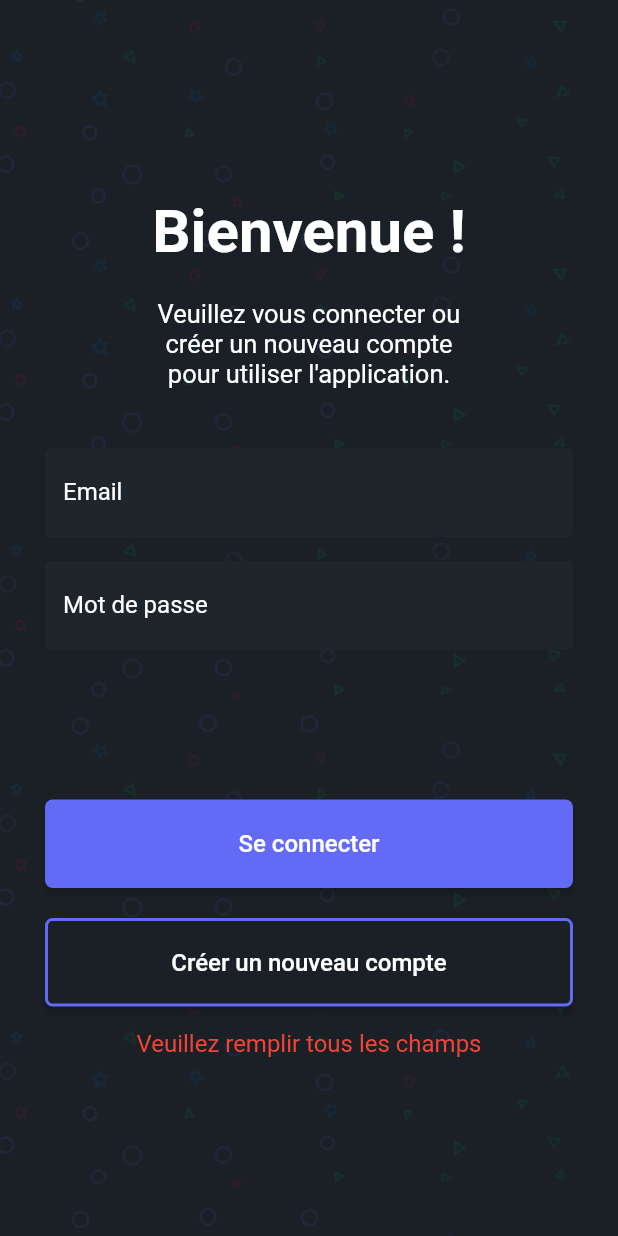
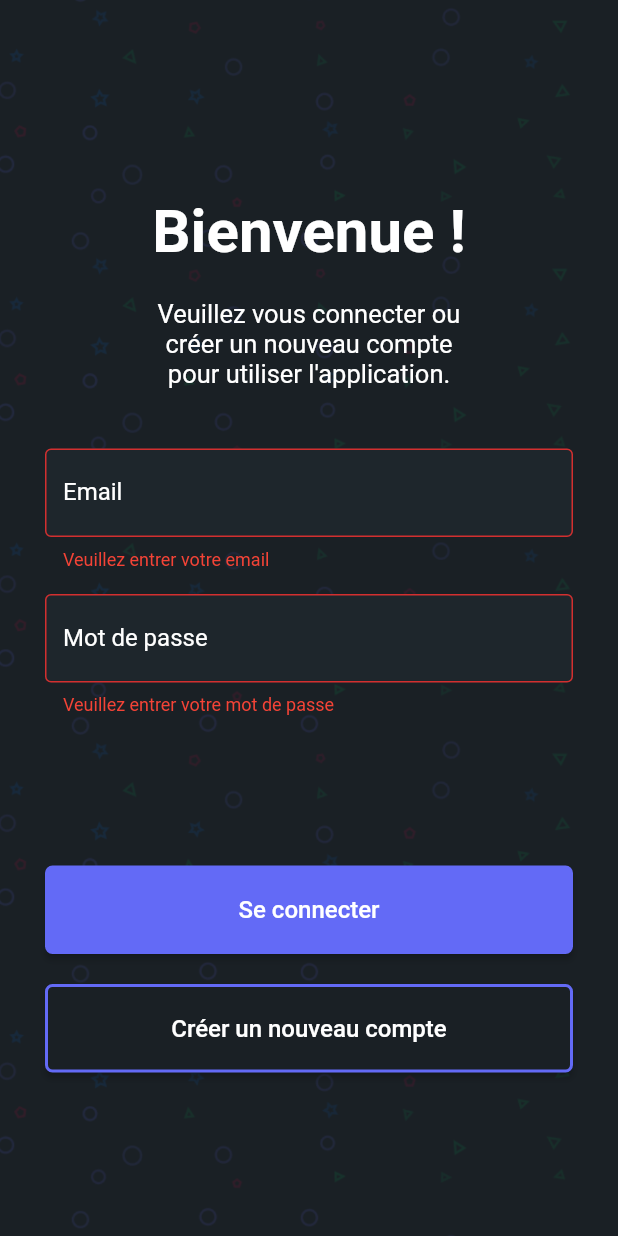
Before and after one commit to adamHassanBR/projet_flutter, a Flutter app: the screen it shows after launch, after a tap on "Se connecter", on a phone screen of 412 x 824 dp. Run offline on Flutter 3.47's test engine with Material 2 defaults, Android fonts, the phone set to English and light mode, and no system bars; our stand-ins replace bloc, firebase_auth, firebase_core, firebase_database, flutter_svg, logger; accounts and stored records are empty; network calls fail; Roboto replaces fonts that are missing (Google Sans).

Commit message:
Modification erreurs Connexion

```diff
--- a/lib/Frontend/connexion.dart
+++ b/lib/Frontend/connexion.dart
@@ -1,9 +1,9 @@
 import 'package:flutter/material.dart';
 import 'package:firebase_auth/firebase_auth.dart';
+import 'package:flutter_svg/flutter_svg.dart';
 
 
-class Connexion extends StatefulWidget
-{
+class Connexion extends StatefulWidget {
   const Connexion({super.key});
 
   @override
@@ -11,29 +11,28 @@ class Connexion extends StatefulWidget
   _LoginPageState createState() => _LoginPageState();
 }
 
-class _LoginPageState extends State<Connexion>
-{
+class _LoginPageState extends State<Connexion> {
   final _formKey = GlobalKey<FormState>();
   final _emailController = TextEditingController();
   final _passwordController = TextEditingController();
   final _auth = FirebaseAuth.instance;
 
-  String _errorMessage = '';
+  String? _emailError;
+  String? _passwordError;
+
 
   //Fonction pour se connecter
-  Future<void> _signIn() async
-  {
-    try
-    {
+  Future<void> _signIn() async {
+    try {
       final email = _emailController.text.trim();
       final password = _passwordController.text.trim();
 
       //Si on a rien rempli
-      if (email.isEmpty || password.isEmpty)
-      {
-        setState(()
-        {
-          _errorMessage = 'Veuillez remplir tous les champs';
+      if (email.isEmpty || password.isEmpty) {
+        setState(() {
+          _emailError = email.isEmpty ? 'Veuillez entrer votre email' : null;
+          _passwordError =
+              password.isEmpty ? 'Veuillez entrer votre mot de passe' : null;
         });
         return;
       }
@@ -45,23 +44,18 @@ class _LoginPageState extends State<Connexion>
       Navigator.pushReplacementNamed(context, '/home');
     }
     //On catch les erreurs.
-    on FirebaseAuthException catch (e)
-    {
-      if (e.code == 'user-not-found')
-      {
-        setState(()
-        {
-          _errorMessage = 'Aucun utilisateur trouvé pour cet email';
+    on FirebaseAuthException catch (e) {
+      if (e.code == 'user-not-found') {
+        setState(() {
+          _emailError = 'Aucun utilisateur trouvé pour cet email';
         });
       } else if (e.code == 'wrong-password') {
-        setState(()
-        {
-          _errorMessage = 'Mauvais mot de passe';
+        setState(() {
+          _passwordError = 'Mauvais mot de passe';
         });
       } else {
-        setState(()
-        {
-          _errorMessage = 'Erreur de connexion: ${e.message}';
+        setState(() {
+          _emailError = 'Erreur de connexion: ${e.message}';
         });
       }
     }
@@ -146,18 +140,18 @@ class _LoginPageState extends State<Connexion>
 
 
 
-                    //Notre TextField de Connexion
+                  // Notre TextField de Connexion
                   TextFormField(
                     controller: _emailController,
                     keyboardType: TextInputType.emailAddress,
-                      decoration: const InputDecoration(
+                    decoration: InputDecoration(
                       labelText: "Email",
-                        labelStyle: TextStyle(
+                      labelStyle: const TextStyle(
                         fontFamily: 'Google Sans',
                         color: Colors.white,
                       ),
                       filled: true,
-                        fillColor: Color(0xFF1e262c),
+                      fillColor: const Color(0xFF1e262c),
                       border: OutlineInputBorder(),
                       focusedBorder: OutlineInputBorder(
                         borderSide: BorderSide(
@@ -170,34 +164,32 @@ class _LoginPageState extends State<Connexion>
                           color: Color(0xFF1e262c),
                         ),
                       ),
+                      errorText: _emailError,
+                      errorStyle: const TextStyle(color: Colors.red),
+
                     ),
                     style: const TextStyle(
-                        //Couleur du texte tapé par l'utilisateur
+                      // Couleur du texte tapé par l'utilisateur
                       color: Colors.white,
                     ),
-                      //Valider si toutes les conditions sont bien remplies.
-                      validator: (value) {
-                        if (value!.isEmpty) {
-                          return 'Veuillez entrer votre email';
-                        }
-                        return null;
-                      },
                   ),
-                //Rajoute un espace
+                  // Rajoute un espace
                   const SizedBox(height: 16.0),
 
-                //TextField pour le password
+
+
+                  // TextField pour le mot de passe
                   TextFormField(
                     controller: _passwordController,
                     obscureText: true,
-                  decoration: const InputDecoration(
+                    decoration: InputDecoration(
                       labelText: 'Mot de passe',
-                    labelStyle: TextStyle(
+                      labelStyle: const TextStyle(
                         fontFamily: 'Google Sans',
                         color: Colors.white,
                       ),
                       filled: true,
-                    fillColor: Color(0xFF1e262c),
+                      fillColor: const Color(0xFF1e262c),
                       border: OutlineInputBorder(),
                       focusedBorder: OutlineInputBorder(
                         borderSide: BorderSide(
@@ -210,20 +202,15 @@ class _LoginPageState extends State<Connexion>
                           color: Color(0xFF1e262c),
                         ),
                       ),
+                      errorText: _passwordError,
+                      errorStyle: const TextStyle(color: Colors.red),
                     ),
                     style: const TextStyle(
-                    //Couleur du texte tapé par l'utilisateur
+                      // Couleur du texte tapé par l'utilisateur
                       color: Colors.white,
                     ),
-                  //On vérrifie qu'il y a bien un mot de passe.
-                  validator: (value) {
-                    if (value!.isEmpty) {
-                      return 'Veuillez entrer votre mot de passe';
-                    }
-                    return null;
-                  },
                   ),
-                //Rajoute un espace
+                  // Rajoute un espace
                   const SizedBox(height: 100.0),
 
                 //BOUTON SE CONNECTER
@@ -265,21 +252,6 @@ class _LoginPageState extends State<Connexion>
                     ),
                   ),
                 ),
-
-                //Si il y a un message d'erreur
-                if (_errorMessage.isNotEmpty)
-                  Padding(
-                    padding: const EdgeInsets.only(
-                        left: 0.0, right: 0.0, top: 15.0, bottom: 0.0),
-                    child: Text(
-                      _errorMessage,
-                      textAlign: TextAlign.center,
-                      style: const TextStyle(
-                        color: Colors.red,
-                        fontSize: 16.0,
-                      ),
-                    ),
-                  ),
               ],
             ),
           ),
```
Lines whose indentation alone changed are shown as unchanged.
